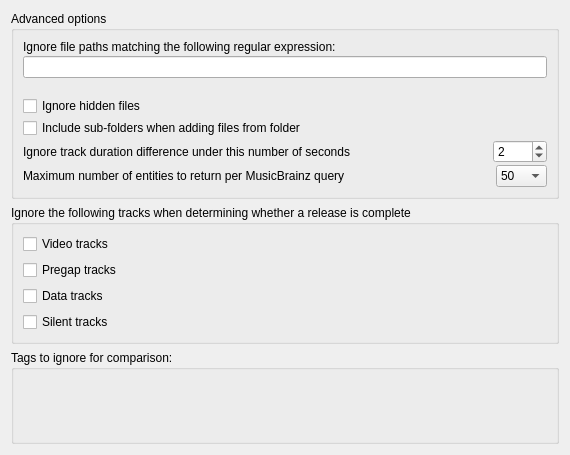
Old version of the form ui/options_advanced.ui in the repository metabrainz/picard.
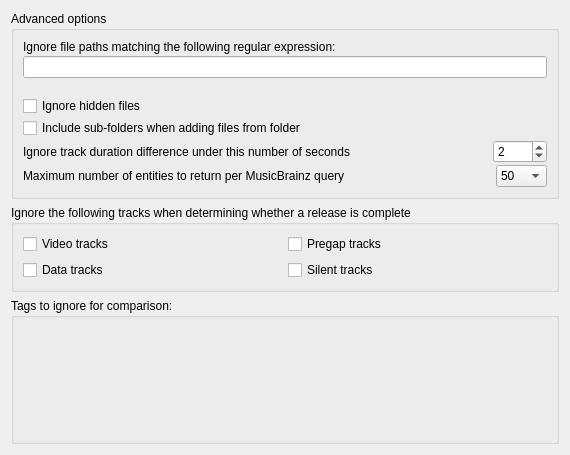
New version of the form. Custom widgets are drawn as their Qt base class.

Commit message:
PICARD-2576: Arrange ignored tracks options side by side
This safes some vertical space in this view and provides a more balanced layout.

What changed in the file:
```diff
--- a/ui/options_advanced.ui
+++ b/ui/options_advanced.ui
@@ -166,22 +166,15 @@
      <property name="title">
       <string>Ignore the following tracks when determining whether a release is complete</string>
      </property>
-     <layout class="QVBoxLayout" name="verticalLayout_2">
-      <item>
+     <layout class="QGridLayout" name="gridLayout">
+      <item row="0" column="0">
        <widget class="QCheckBox" name="completeness_ignore_videos">
         <property name="text">
          <string>Video tracks</string>
         </property>
        </widget>
       </item>
-      <item>
-       <widget class="QCheckBox" name="completeness_ignore_pregap">
-        <property name="text">
-         <string>Pregap tracks</string>
-        </property>
-       </widget>
-      </item>
-      <item>
+      <item row="3" column="0">
        <widget class="QCheckBox" name="completeness_ignore_data">
         <property name="text">
          <string>Data tracks</string>
@@ -191,7 +184,14 @@
         </property>
        </widget>
       </item>
-      <item>
+      <item row="0" column="1">
+       <widget class="QCheckBox" name="completeness_ignore_pregap">
+        <property name="text">
+         <string>Pregap tracks</string>
+        </property>
+       </widget>
+      </item>
+      <item row="3" column="1">
        <widget class="QCheckBox" name="completeness_ignore_silence">
         <property name="text">
          <string>Silent tracks</string>
```
Left out of the diff: 2 changed lines with no effect on the pictures. The commit also changes 1 other file.
